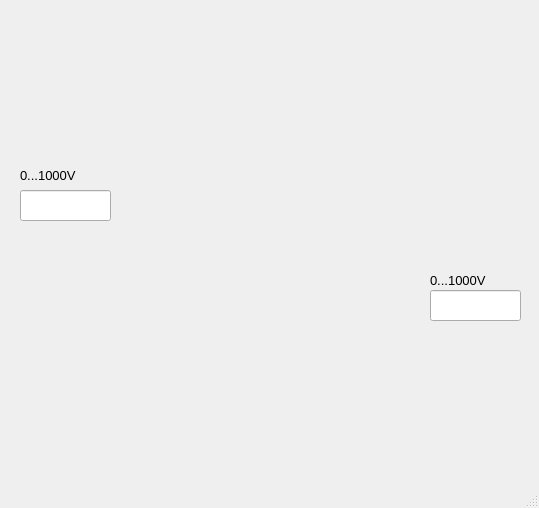
The window that mainwindow.ui (brupi/Spannungsteiler) describes before a commit, drawn with Qt 5.
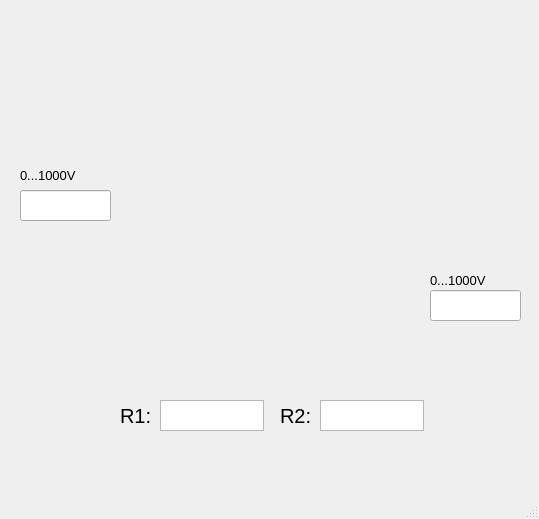
The same window after the commit. Icons and pictures are not drawn.

The edit to the form file:
```diff
--- a/mainwindow.ui
+++ b/mainwindow.ui
@@ -7,7 +7,7 @@
     <x>0</x>
     <y>0</y>
     <width>539</width>
-    <height>508</height>
+    <height>519</height>
    </rect>
   </property>
   <property name="minimumSize">
@@ -158,6 +158,68 @@
      <string>0...1000V</string>
     </property>
    </widget>
+   <widget class="QLabel" name="label_4">
+    <property name="geometry">
+     <rect>
+      <x>120</x>
+      <y>400</y>
+      <width>41</width>
+      <height>31</height>
+     </rect>
+    </property>
+    <property name="font">
+     <font>
+      <pointsize>15</pointsize>
+     </font>
+    </property>
+    <property name="text">
+     <string>R1:</string>
+    </property>
+   </widget>
+   <widget class="QLabel" name="label_5">
+    <property name="geometry">
+     <rect>
+      <x>280</x>
+      <y>400</y>
+      <width>41</width>
+      <height>31</height>
+     </rect>
+    </property>
+    <property name="font">
+     <font>
+      <pointsize>15</pointsize>
+     </font>
+    </property>
+    <property name="text">
+     <string>R2:</string>
+    </property>
+   </widget>
+   <widget class="QTextEdit" name="out_r1">
+    <property name="geometry">
+     <rect>
+      <x>160</x>
+      <y>400</y>
+      <width>104</width>
+      <height>31</height>
+     </rect>
+    </property>
+    <property name="readOnly">
+     <bool>true</bool>
+    </property>
+   </widget>
+   <widget class="QTextEdit" name="out_r2">
+    <property name="geometry">
+     <rect>
+      <x>320</x>
+      <y>400</y>
+      <width>104</width>
+      <height>31</height>
+     </rect>
+    </property>
+    <property name="readOnly">
+     <bool>true</bool>
+    </property>
+   </widget>
    <zorder>label</zorder>
    <zorder>Spannung_2</zorder>
    <zorder>Quellspannung</zorder>
```
Left out of the diff: 4 changed lines with no effect on the pictures.
